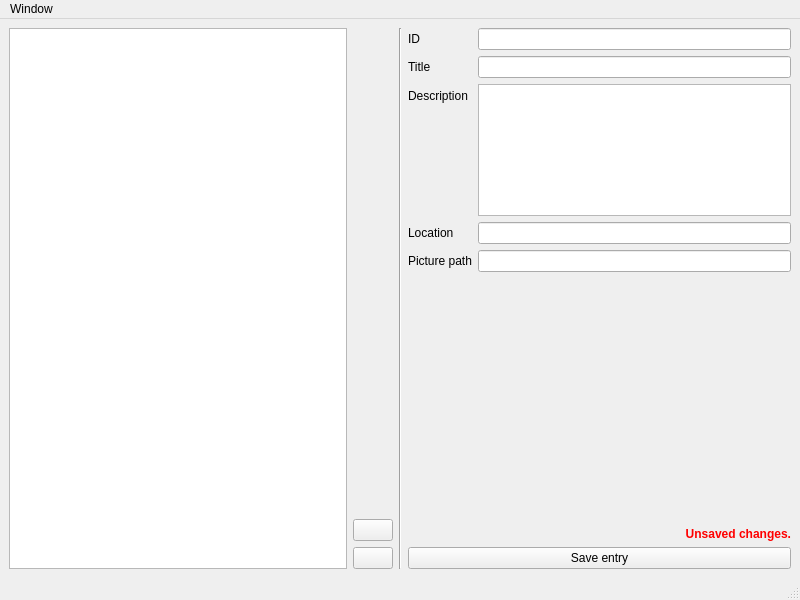
This is OTModules/wBugDoc/wbugdoc.ui in pietr26/OMSI-Tools as Qt 5 draws it before an edit. The edited form follows.
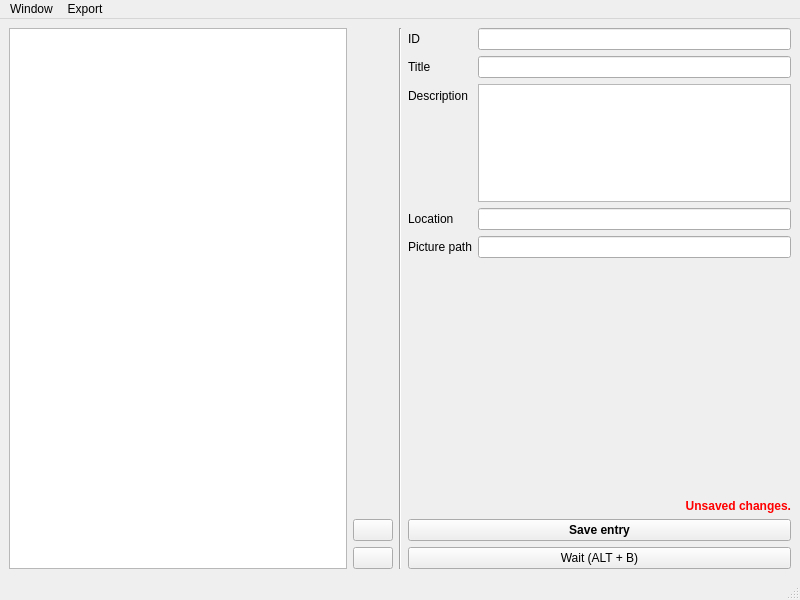
This is the edited form. Icons and pictures are not drawn.

```diff
--- a/OTModules/wBugDoc/wbugdoc.ui
+++ b/OTModules/wBugDoc/wbugdoc.ui
@@ -98,7 +98,7 @@
      </widget>
     </item>
     <item>
-     <layout class="QVBoxLayout" name="verticalLayout_2" stretch="2,2,0,0">
+     <layout class="QVBoxLayout" name="verticalLayout_2" stretch="2,2,0,0,0">
       <item>
        <layout class="QFormLayout" name="formLayout">
         <item row="1" column="0">
@@ -209,9 +209,24 @@
       </item>
       <item>
        <widget class="QPushButton" name="btnSaveEntry">
+        <property name="font">
+         <font>
+          <bold>true</bold>
+         </font>
+        </property>
         <property name="text">
          <string>Save entry</string>
         </property>
+        <property name="shortcut">
+         <string>Ctrl+S</string>
+        </property>
+       </widget>
+      </item>
+      <item>
+       <widget class="QPushButton" name="btnWait">
+        <property name="text">
+         <string>Wait (ALT + B)</string>
+        </property>
        </widget>
       </item>
      </layout>
@@ -236,7 +251,14 @@
     <addaction name="actionBack_to_home"/>
     <addaction name="actionClose"/>
    </widget>
+   <widget class="QMenu" name="menuExport">
+    <property name="title">
+     <string>Export</string>
+    </property>
+    <addaction name="actionHTML"/>
+   </widget>
    <addaction name="menuBugDoc"/>
+   <addaction name="menuExport"/>
   </widget>
   <widget class="QStatusBar" name="statusbar"/>
   <action name="actionLoad">
```
Left out of the diff: 12 changed lines with no effect on the pictures.
